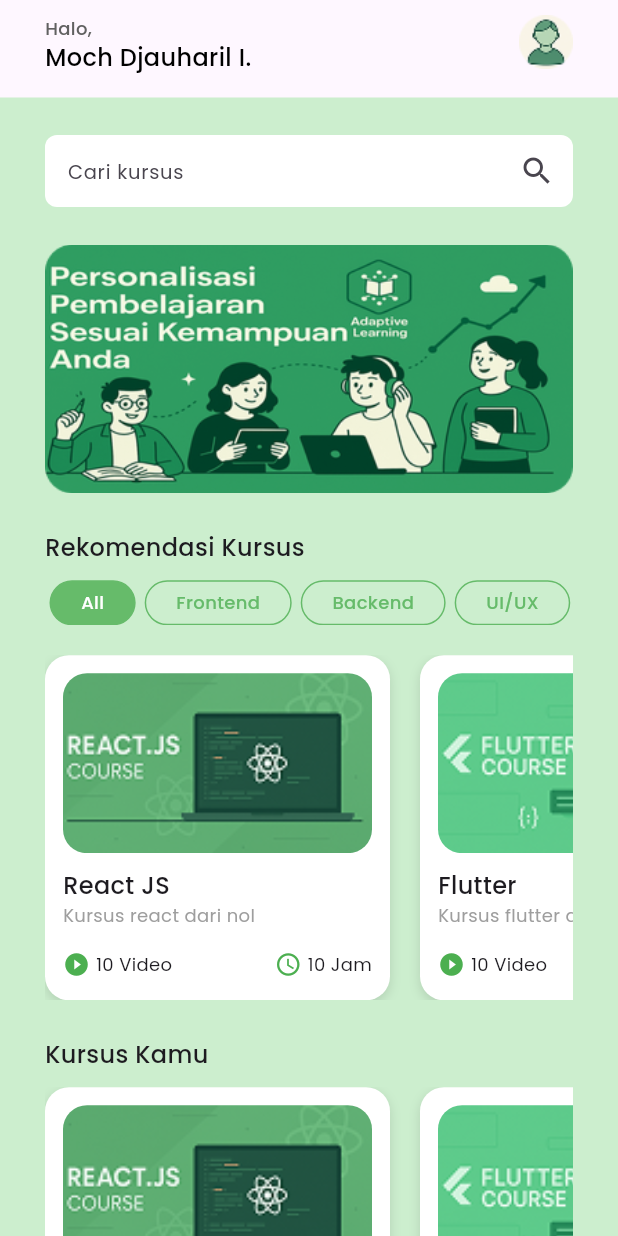
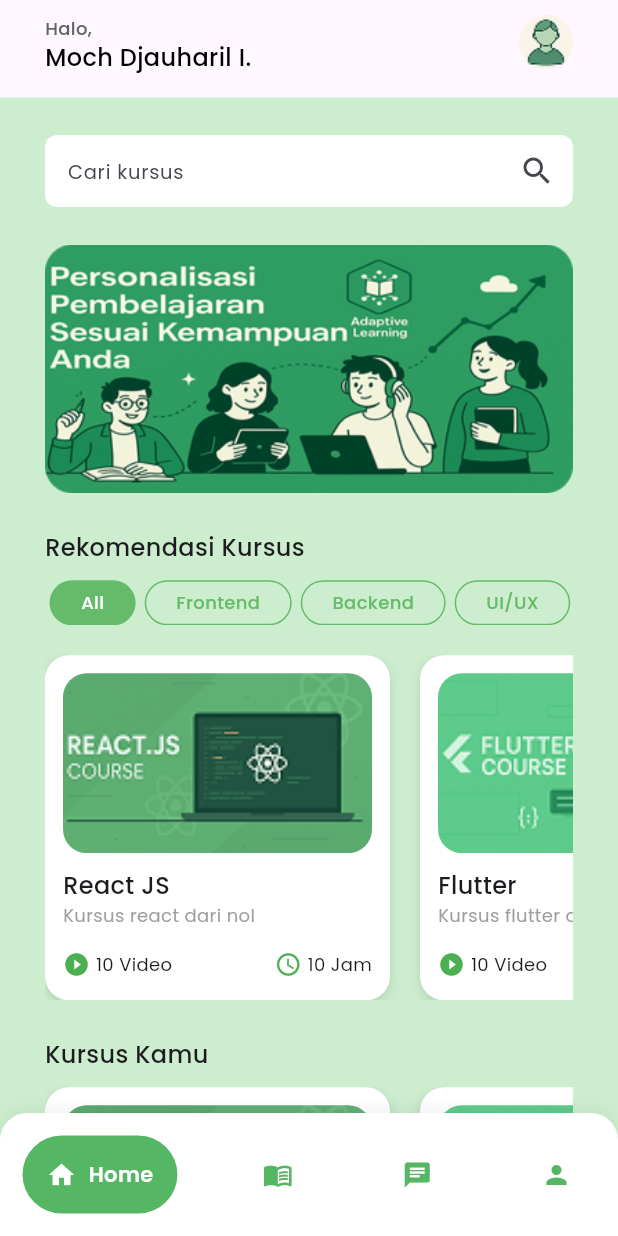
Before and after one commit to yowxy/Ngodingin, a Flutter app: the screen it shows after launch, on a phone screen of 412 x 824 dp. Run offline on Flutter 3.47's test engine with Material 3 defaults, Android fonts, the light colour scheme and no system bars; drawn by our look-alikes of google_nav_bar; our stand-ins replace google_fonts.

Commit message:
feat: create bottom navbar

```diff
--- /dev/null
+++ b/lib/features/home/screens/homepage.dart
@@ -0,0 +1,76 @@
+import 'package:flutter/material.dart';
+import 'package:google_nav_bar/google_nav_bar.dart';
+import 'package:hology_fe/features/home/screens/chatbot.dart';
+import 'package:hology_fe/features/home/screens/course.dart';
+import 'package:hology_fe/features/home/screens/home.dart';
+import 'package:hology_fe/features/home/screens/profile.dart';
+import 'package:hology_fe/shared/theme.dart';
+
+class Homepage extends StatefulWidget {
+  const Homepage({super.key});
+
+  @override
+  State<Homepage> createState() => _HomepageState();
+}
+
+class _HomepageState extends State<Homepage> {
+  int _selectedIndex = 0;
+
+  final List<Widget> _screens = [
+    const Home(),
+    const Course(),
+    const Chatbot(),
+    const Profile(),
+  ];
+
+  void _onTabChange(int index) {
+    setState(() {
+      _selectedIndex = index;
+    });
+  }
+
+  @override
+  Widget build(BuildContext context) {
+    return Scaffold(
+      backgroundColor: whitegreenColor,
+      body: _screens[_selectedIndex],
+      bottomNavigationBar: Container(
+        decoration: BoxDecoration(
+          color: Colors.white,
+          borderRadius: BorderRadius.only(
+            topLeft: Radius.circular(18),
+            topRight: Radius.circular(18),
+          ),
+          boxShadow: [
+            BoxShadow(
+              color: Colors.black.withOpacity(0.05),
+              blurRadius: 8,
+              offset: const Offset(0, -3),
+            ),
+          ],
+        ),
+        child: SafeArea(
+          child: Padding(
+            padding: const EdgeInsets.symmetric(horizontal: 15, vertical: 15),
+            child: GNav(
+              onTabChange: _onTabChange,
+              selectedIndex: _selectedIndex,
+              color: greenColor,
+              activeColor: whiteColor,
+              tabBackgroundColor: greenColor,
+              padding: const EdgeInsets.all(16),
+              gap: 8,
+              iconSize: 20,
+              tabs: const [
+                GButton(icon: Icons.home, text: "Home"),
+                GButton(icon: Icons.menu_book, text: "Kursus"),
+                GButton(icon: Icons.chat, text: "Chatbot"),
+                GButton(icon: Icons.person, text: "Profil"),
+              ],
+            ),
+          ),
+        ),
+      ),
+    );
+  }
+}
--- a/lib/main.dart
+++ b/lib/main.dart
@@ -1,6 +1,7 @@
 import 'package:flutter/material.dart';
 import 'package:google_fonts/google_fonts.dart';
 import 'package:hology_fe/features/home/screens/home.dart';
+import 'package:hology_fe/features/home/screens/homepage.dart';
 
 void main() {
   runApp(const MyApp());
@@ -17,7 +18,7 @@ class MyApp extends StatelessWidget {
         colorScheme: ColorScheme.fromSeed(seedColor: Colors.deepPurple),
         fontFamily: GoogleFonts.poppins().fontFamily
       ),
-      home: const Home(),
+      home: const Homepage(),
     );
   }
 }
```
Also changed, not shown: lib/features/home/screens/chatbot.dart (added, +15 -0 lines), lib/features/home/screens/course.dart (added, +15 -0 lines), lib/features/home/screens/profile.dart (added, +15 -0 lines), lib/shared/theme.dart (+0 -8 lines), pubspec.yaml (+4 -51 lines), pubspec.lock.
